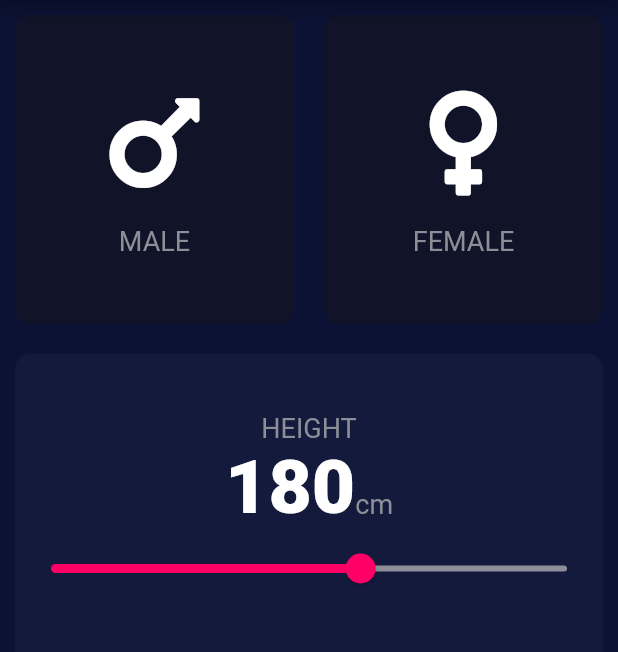
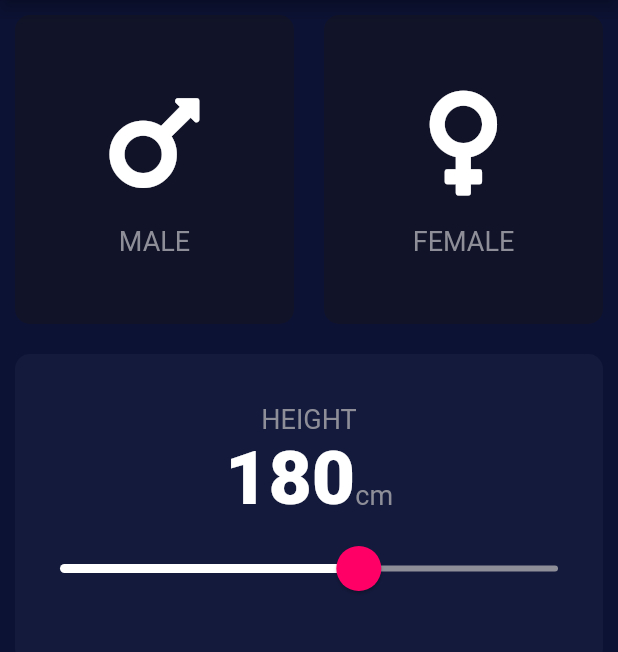
Before and after one commit to surrajj20/BMI--Calculator-App, a Flutter app: the screen it shows after launch, on a phone screen of 412 x 824 dp, the part 84-736 px from its top. Run offline on Flutter 3.47's test engine with Material 2 defaults, Android fonts, the phone set to English and light mode, and no system bars; our stand-ins replace font_awesome_flutter.

```diff
--- a/lib/input_page.dart
+++ b/lib/input_page.dart
@@ -88,17 +88,27 @@ class _InputPageState extends State<InputPage> {
                       )
                     ],
                   ),
-                  Slider(
+                  SliderTheme(
+                    data: SliderTheme.of(context).copyWith(
+                      inactiveTrackColor: Color(0xFF8D8E98),
+                      activeTrackColor: Colors.white,
+                      thumbColor: Color(0xFFFF0067),
+                      overlayColor: Color(0x29FF0067),
+                      thumbShape:
+                          RoundSliderThumbShape(enabledThumbRadius: 15.0),
+                      overlayShape:
+                          RoundSliderOverlayShape(overlayRadius: 30.0),
+                    ),
+                    child: Slider(
                       value: height.toDouble(),
                       min: 120.0,
                       max: 220.0,
-                    activeColor: Color(0xFFFF0067),
-                    inactiveColor: Color(0xFF8D8E98),
                       onChanged: (double newValue) {
                         setState(() {
                           height = newValue.round();
                         });
                       },
+                    ),
                   ),
                 ],
               ),
```
Lines whose indentation alone changed are shown as unchanged.
